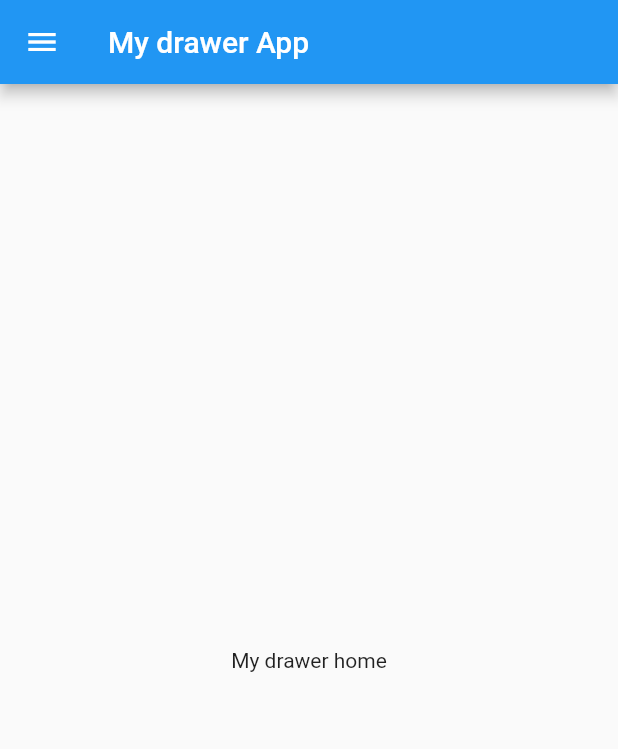
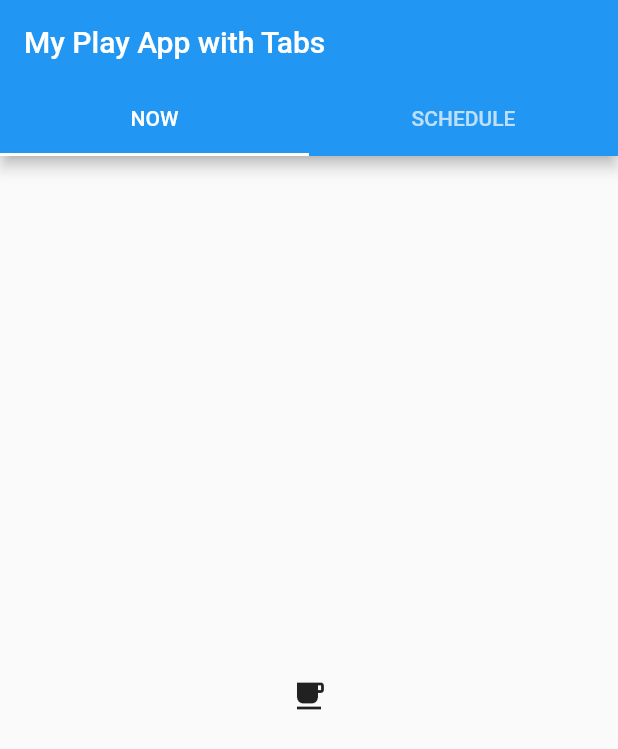
Before and after one commit to xdagee/flutter_examples_navigation, a Flutter app: the screen it shows after launch, on a phone screen of 412 x 824 dp. Shown: the top 749 px of the screen. Run offline on Flutter 3.47's test engine with Material 2 defaults, Android fonts, the phone set to English and light mode, and no system bars.

Commit message:
added tabs

```diff
--- a/lib/main.dart
+++ b/lib/main.dart
@@ -1,10 +1,9 @@
 import 'package:flutter/material.dart';
-// import 'package:flutter_examples_navigation/drawer.dart';
-import 'drawer.dart';
+import 'tabs.dart';
 
 void main() {
   runApp(MaterialApp(
-    title: 'Navigation Basics',
-    home: DrawerMain(),
+    title: 'Flutter Navigation Examples',
+    home: MyTab(),
   ));
 }
--- /dev/null
+++ b/lib/tabs.dart
@@ -0,0 +1,31 @@
+import 'package:flutter/material.dart';
+
+class MyTab extends StatelessWidget {
+  @override
+  Widget build(BuildContext context) {
+    return MaterialApp(
+      home: DefaultTabController(
+        length: 2,
+        child: Scaffold(
+          appBar: AppBar(
+            bottom: TabBar(
+              tabs: <Widget>[
+                Tab(text: 'NOW'),
+                Tab(text: 'SCHEDULE'),
+              ],
+            ),
+            title: Text(
+              'My Play App with Tabs',
+            ),
+          ),
+          body: TabBarView(
+            children: <Widget>[
+              Icon(Icons.local_cafe),
+              Icon(Icons.local_pizza),
+            ],
+          ),
+        ),
+      ),
+    );
+  }
+}
```
